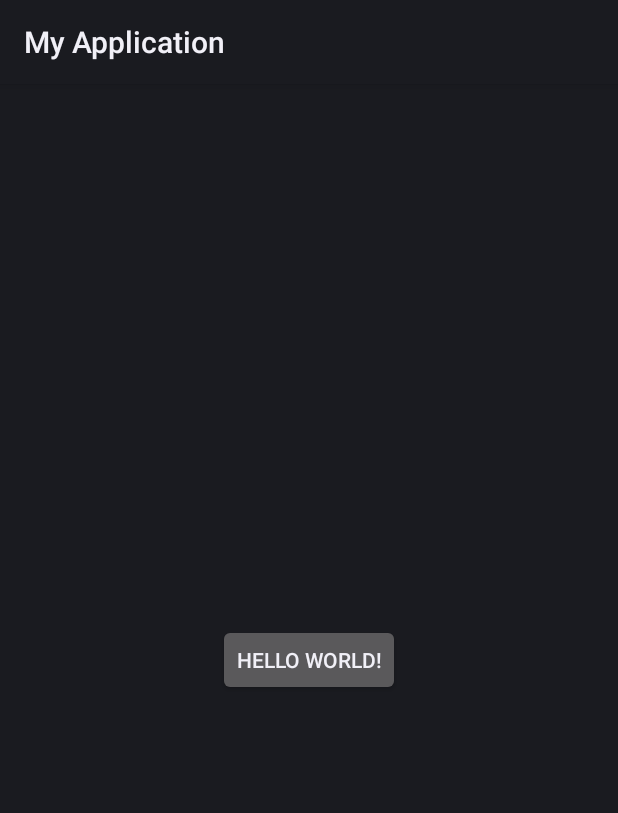
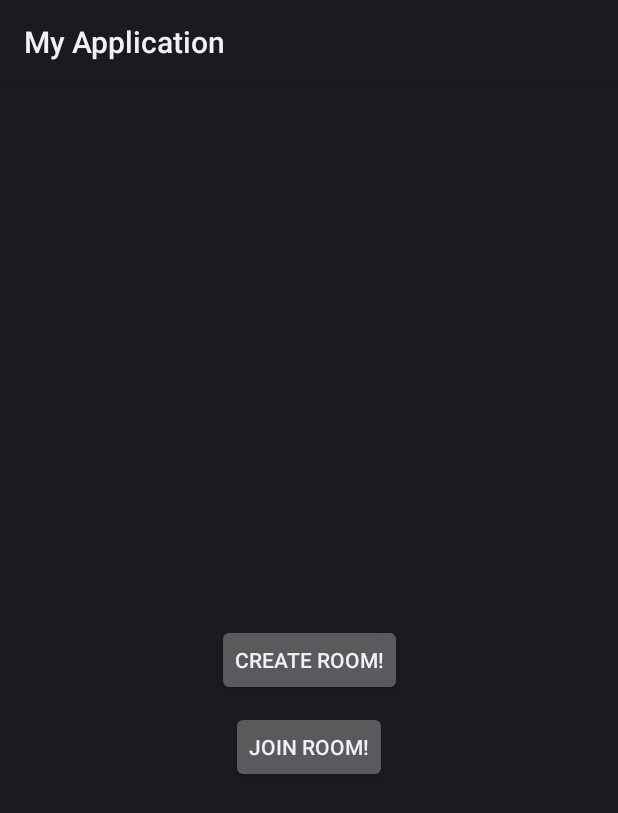
Before and after one commit to akapwsd/StreamingX, an Android app: the screen it shows after launch (MainActivity), on a phone screen of 412 x 824 dp. Shown: the top 813 px of the screen. Run offline under Robolectric (Android 15) with nearby library versions, the phone set to English and light mode, and no system bars; our stand-ins replace RxJava; libraries missing offline, so code that uses them is left out: io.agora.rtc, uyujoy.com.api; 6 statements that could not run were skipped.

Commit message:
add new code

```diff
--- a/app/src/main/res/layout/activity_main.xml
+++ b/app/src/main/res/layout/activity_main.xml
@@ -7,13 +7,23 @@
     tools:context=".MainActivity">
 
     <Button
-        android:id="@+id/send_btn"
+        android:id="@+id/create_btn"
         android:layout_width="wrap_content"
         android:layout_height="wrap_content"
-        android:text="Hello World!"
+        android:text="Create Room!"
         app:layout_constraintBottom_toBottomOf="parent"
         app:layout_constraintLeft_toLeftOf="parent"
         app:layout_constraintRight_toRightOf="parent"
         app:layout_constraintTop_toTopOf="parent" />
 
+    <Button
+        android:id="@+id/join_btn"
+        android:layout_width="wrap_content"
+        android:layout_height="wrap_content"
+        android:layout_marginTop="10dp"
+        android:text="Join Room!"
+        app:layout_constraintLeft_toLeftOf="parent"
+        app:layout_constraintRight_toRightOf="parent"
+        app:layout_constraintTop_toBottomOf="@+id/create_btn" />
+
 </androidx.constraintlayout.widget.ConstraintLayout>
--- a/youyu/src/main/java/com/code/bean/CreateChannelResultBean.java
+++ b/youyu/src/main/java/com/code/bean/ChannelResultBean.java
@@ -1,6 +1,6 @@
 package com.code.bean;
 
-public class CreateChannelResultBean {
+public class ChannelResultBean {
     ChannelInfoBean ch;
     String token;
 
--- a/youyu/src/main/java/com/code/retrofit/RxObserver.java
+++ b/youyu/src/main/java/com/code/retrofit/RxObserver.java
@@ -1,8 +1,4 @@
 package com.code.retrofit;
-
-import com.code.bean.BaseBean;
-import com.code.bean.CreateChannelResultBean;
-import com.code.utils.LogUtil;
 
 import java.io.InterruptedIOException;
 
--- a/youyu/src/main/java/com/code/youyu/api/RtcManager.java
+++ b/youyu/src/main/java/com/code/youyu/api/RtcManager.java
@@ -173,13 +173,13 @@ public class RtcManager {
         HttpRequestUtils.getInstance().createChannel(mContext, uid, category, listener);
     }
 
-    public void joinChannel(String channel, String uid, int callType, HttpRequestListener listener) {
+    public void joinChannel(String channel, String uid, String peerUid, HttpRequestListener listener) {
         RtcEngine rtcEngine = BaseRtcEngineManager.getInstance().getRtcEngine();
         LastmileProbeConfig lastmileProbeConfig = new LastmileProbeConfig();
         lastmileProbeConfig.probeUplink = true;
         lastmileProbeConfig.probeDownlink = true;
         rtcEngine.startLastmileProbeTest(lastmileProbeConfig);
-        HttpRequestUtils.getInstance().joinChannel(mContext, channel, listener);
+        HttpRequestUtils.getInstance().joinChannel(mContext, channel, uid, peerUid, listener);
     }
 
     public void leaveChannel() {
```
Also changed, not shown: app/src/main/java/com/code/myapplication/AgoVideoActivity.java (+19 -3 lines), app/src/main/java/com/code/myapplication/MainActivity.kt (+19 -5 lines), youyu/src/main/java/com/code/bean/JoinChannelBean.java (added, +30 -0 lines), youyu/src/main/java/com/code/utils/HttpRequestUtils.java (+22 -18 lines), youyu/src/main/java/com/code/youyu/api/HttpApi.java (+4 -7 lines).
